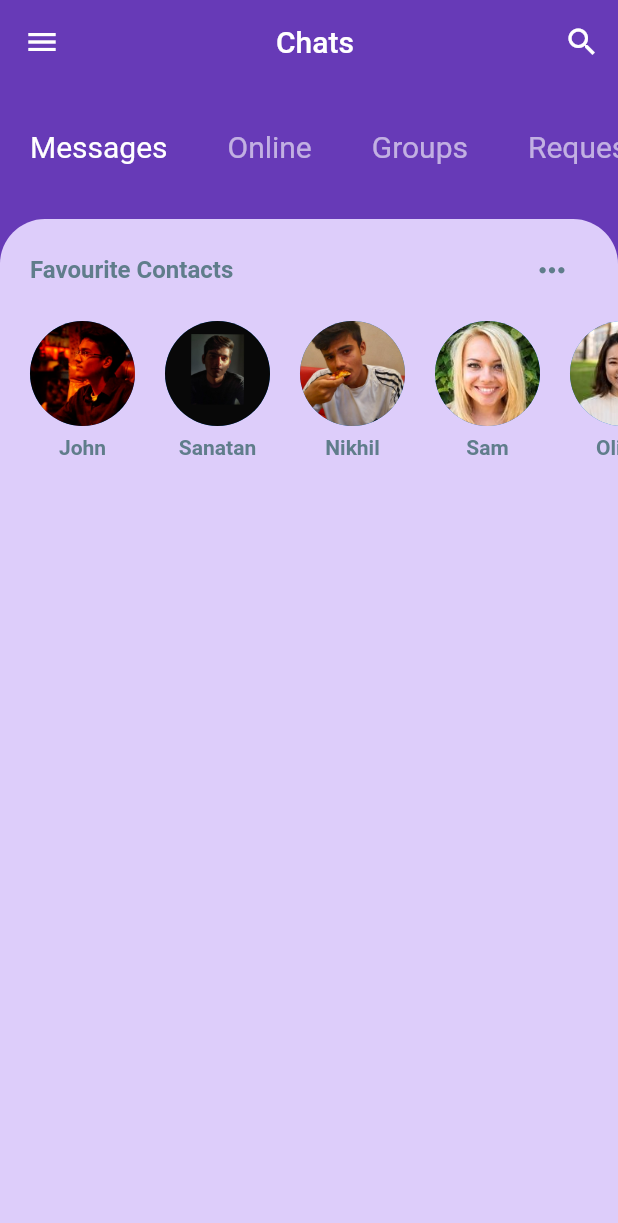
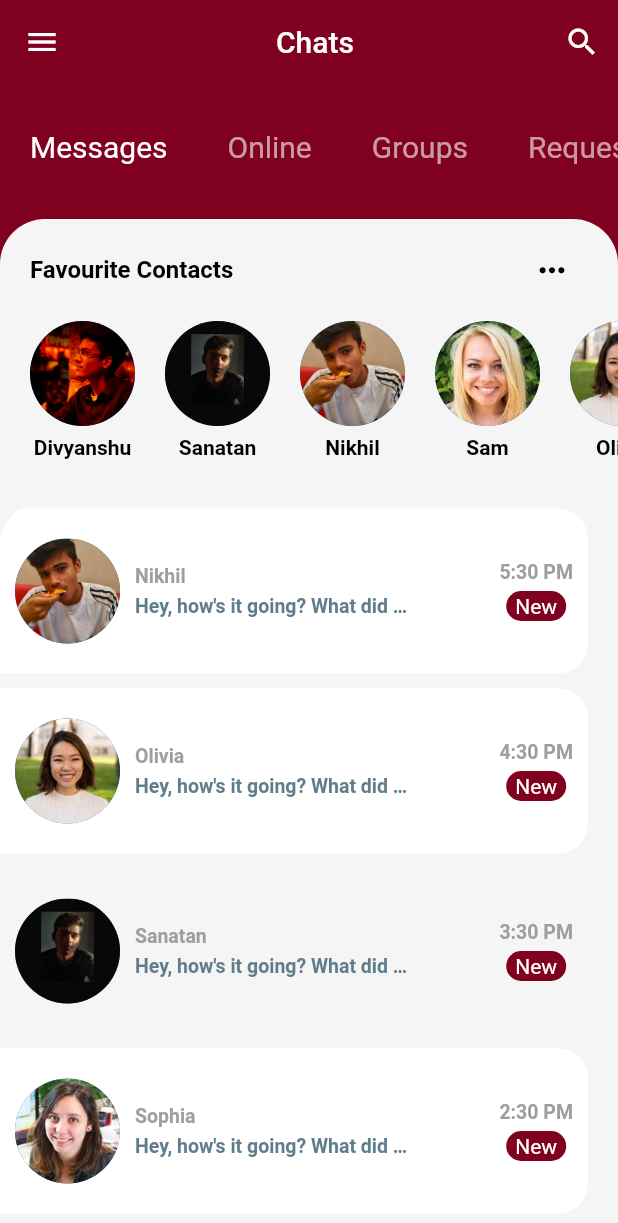
Before and after one commit to skpraharaj/revolution, a Flutter app: the screen it shows after launch, on a phone screen of 412 x 824 dp. Shown: the top 1223 px of the screen. Run offline on Flutter 3.47's test engine with Material 2 defaults, Android fonts, the phone set to English and light mode, and no system bars.

Commit message:
Error Fixed and Recent Chats added

```diff
--- a/lib/main.dart
+++ b/lib/main.dart
@@ -11,8 +11,8 @@ class MyApp extends StatelessWidget {
     return MaterialApp(
       title: 'Revolution',
       theme: ThemeData(
-        primaryColor: Colors.deepPurple,
-        accentColor: Color(0xFFDDCDFA),
+        primaryColor: Color(0xFF800020),
+        accentColor: Color(0xFFF5F5F5),
       ),
       home: HomeScreen(),
     );
--- a/lib/models/message_model.dart
+++ b/lib/models/message_model.dart
@@ -26,14 +26,14 @@ final User subham =
 final User nikhil =
     User(id: 2, name: 'Nikhil', imageUrl: 'assets/images/nikhil.jpeg');
 final User divyanshu =
-    User(id: 3, name: 'John', imageUrl: 'assets/images/divyanshu.png');
+    User(id: 3, name: 'Divyanshu', imageUrl: 'assets/images/divyanshu.png');
 final User olivia =
     User(id: 4, name: 'Olivia', imageUrl: 'assets/images/olivia.jpg');
 final User sam = User(id: 5, name: 'Sam', imageUrl: 'assets/images/sam.jpg');
 final User sanatan =
     User(id: 6, name: 'Sanatan', imageUrl: 'assets/images/sanatan.jpg');
 final User sophia =
-    User(id: 7, name: 'Steven', imageUrl: 'assets/images/sophia.jpg');
+    User(id: 7, name: 'Sophia', imageUrl: 'assets/images/sophia.jpg');
 
 // FAVORITE CONTACTS
 List<User> favorites = [divyanshu, sanatan, nikhil, sam, olivia];
--- a/lib/screens/home_screen.dart
+++ b/lib/screens/home_screen.dart
@@ -1,6 +1,7 @@
 import 'package:flutter/material.dart';
 import 'package:revolution/widgets/category_selector.dart';
 import 'package:revolution/widgets/favourite_contacts.dart';
+import 'package:revolution/widgets/recent_chats.dart';
 
 class HomeScreen extends StatefulWidget {
   @override
@@ -37,7 +38,10 @@ class _HomeScreenState extends State<HomeScreen> {
                 ),
               ),
               child: Column(
-                children: [FavouriteContacts()],
+                children: [
+                  FavouriteContacts(),
+                  RecentChats(),
+                ],
               ),
             ),
           ),
--- a/lib/widgets/favourite_contacts.dart
+++ b/lib/widgets/favourite_contacts.dart
@@ -16,7 +16,7 @@ class FavouriteContacts extends StatelessWidget {
                 Text(
                   'Favourite Contacts',
                   style: TextStyle(
-                    color: Colors.blueGrey,
+                    color: Colors.black,
                     fontSize: 16.0,
                     fontWeight: FontWeight.bold,
                   ),
@@ -26,7 +26,7 @@ class FavouriteContacts extends StatelessWidget {
                     Icons.more_horiz,
                   ),
                   iconSize: 25.0,
-                  color: Colors.blueGrey,
+                  color: Colors.black,
                   onPressed: () {},
                 )
               ],
@@ -52,7 +52,7 @@ class FavouriteContacts extends StatelessWidget {
                         Text(
                           favorites[index].name,
                           style: TextStyle(
-                            color: Colors.blueGrey,
+                            color: Colors.black,
                             fontSize: 14.0,
                             fontWeight: FontWeight.w600,
                           ),
--- /dev/null
+++ b/lib/widgets/recent_chats.dart
@@ -0,0 +1,114 @@
+import 'package:flutter/material.dart';
+import 'package:revolution/models/message_model.dart';
+
+class RecentChats extends StatelessWidget {
+  @override
+  Widget build(BuildContext context) {
+    return Expanded(
+      child: Container(
+        height: 300.0,
+        decoration: BoxDecoration(
+          color: Color(0xFFF5F5F5),
+          borderRadius: BorderRadius.only(
+            topLeft: Radius.circular(30.0),
+            topRight: Radius.circular(30.0),
+          ),
+        ),
+        child: ClipRRect(
+          borderRadius: BorderRadius.only(
+            topLeft: Radius.circular(30.0),
+            topRight: Radius.circular(30.0),
+          ),
+          child: ListView.builder(
+              itemCount: chats.length,
+              itemBuilder: (BuildContext context, int index) {
+                final Message chat = chats[index];
+                return Container(
+                  margin: EdgeInsets.only(top: 5.0, bottom: 5.0, right: 20.0),
+                  padding: EdgeInsets.symmetric(horizontal: 10.0, vertical: 20),
+                  decoration: BoxDecoration(
+                    color: chat.unread ? Colors.white : Color(0xFFF5F5F5),
+                    borderRadius: BorderRadius.only(
+                      topRight: Radius.circular(20.0),
+                      bottomRight: Radius.circular(20.0),
+                    ),
+                  ),
+                  child: Row(
+                    mainAxisAlignment: MainAxisAlignment.spaceBetween,
+                    children: [
+                      Row(
+                        children: [
+                          CircleAvatar(
+                            radius: 35.0,
+                            backgroundImage: AssetImage(chat.sender.imageUrl),
+                          ),
+                          SizedBox(
+                            width: 10.0,
+                          ),
+                          Column(
+                            crossAxisAlignment: CrossAxisAlignment.start,
+                            children: [
+                              Text(
+                                chat.sender.name,
+                                style: TextStyle(
+                                  color: Colors.grey,
+                                  fontSize: 13.0,
+                                  fontWeight: FontWeight.bold,
+                                ),
+                              ),
+                              SizedBox(
+                                height: 5.0,
+                              ),
+                              Container(
+                                width: MediaQuery.of(context).size.width * 0.45,
+                                child: Text(
+                                  chat.text,
+                                  style: TextStyle(
+                                    color: Colors.blueGrey,
+                                    fontSize: 13.0,
+                                    fontWeight: FontWeight.w600,
+                                  ),
+                                  overflow: TextOverflow.ellipsis,
+                                ),
+                              ),
+                            ],
+                          ),
+                        ],
+                      ),
+                      Column(
+                        children: [
+                          Text(
+                            chat.time,
+                            style: TextStyle(
+                              color: Colors.grey,
+                              fontSize: 13.0,
+                              fontWeight: FontWeight.bold,
+                            ),
+                          ),
+                          SizedBox(height: 5.0),
+                          Container(
+                            height: 20.0,
+                            width: 40.0,
+                            alignment: Alignment.center,
+                            decoration: BoxDecoration(
+                              color: Theme.of(context).primaryColor,
+                              borderRadius: BorderRadius.all(
+                                Radius.circular(30.0),
+                              ),
+                            ),
+                            child: Text(
+                              'New',
+                              style: TextStyle(color: Colors.white),
+                            ),
+                          ),
+                        ],
+                      ),
+                    ],
+                  ),
+                );
+              }),
+        ),
+      ),
+    );
+  }
+}
```
